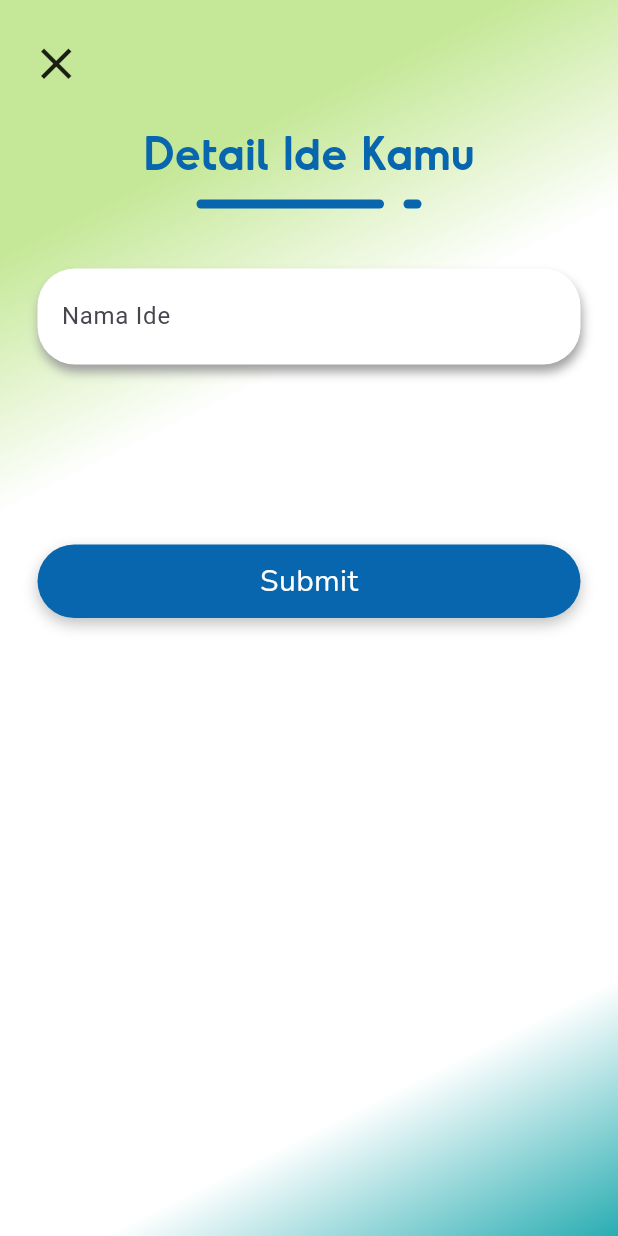
After one commit to ridomade/Goldonesia, a Flutter app: the IdeaOption screen opened directly, after a tap on an icon or button, on a phone screen of 412 x 824 dp. The commit adds this screen. Run offline on Flutter 3.47's test engine with Material 3 defaults, Android fonts, the phone set to English and light mode, and no system bars; our stand-ins replace cloud_firestore, file_picker, firebase_auth, firebase_core, firebase_storage, google_fonts and 1 more; accounts and stored records are empty.

Commit message:
added Big Picture Idea Page

```diff
--- a/lib/main.dart
+++ b/lib/main.dart
@@ -1,6 +1,7 @@
 import 'package:flutter/material.dart';
 import 'package:firebase_core/firebase_core.dart';
 import 'package:goldonesia/screen/beginningPage.dart';
+import 'package:goldonesia/screen/bigPicturePage.dart';
 import 'package:goldonesia/screen/ideaOptionPage.dart';
 import 'firebase_options.dart';
 
--- /dev/null
+++ b/lib/screen/bigPicturePage.dart
@@ -0,0 +1,133 @@
+import 'package:flutter/material.dart';
+import 'package:goldonesia/components/reusableTextfield.dart';
+import 'package:goldonesia/components/wideButton.dart';
+import 'package:goldonesia/constants/color.dart';
+
+class BigPicture extends StatelessWidget {
+  BigPicture({super.key});
+
+  final ideController = TextEditingController();
+
+  @override
+  Widget build(BuildContext context) {
+    return Container(
+      decoration: BoxDecoration(
+        gradient: LinearGradient(
+          begin: Alignment.topLeft,
+          end: Alignment.bottomRight,
+          colors: [lightGreen, lightGreen, white, white, white, white, teal],
+        ),
+      ),
+      child: Scaffold(
+        backgroundColor: Colors.transparent,
+        body: SafeArea(
+          child: SingleChildScrollView(
+            child: Center(
+              child: Column(
+                children: [
+                  const SizedBox(height: 25),
+                  Padding(
+                    padding: const EdgeInsets.only(left: 20.0),
+                    child: GestureDetector(
+                      onTap: () {
+                        Navigator.pop(context);
+                      },
+                      child: Row(
+                        mainAxisAlignment: MainAxisAlignment.start,
+                        children: [
+                          Icon(
+                            Icons.close,
+                            size: 35,
+                          ),
+                        ],
+                      ),
+                    ),
+                  ),
+
+                  const SizedBox(height: 20),
+
+                  Padding(
+                    padding: const EdgeInsets.symmetric(horizontal: 25),
+                    child: Column(
+                      mainAxisAlignment: MainAxisAlignment
+                          .center, // Center the column vertically
+                      crossAxisAlignment: CrossAxisAlignment
+                          .center, // Center the children horizontally
+                      children: [
+                        const Row(
+                          mainAxisAlignment: MainAxisAlignment
+                              .center, // Center the row horizontally
+                          children: [
+                            Text(
+                              "Detail Ide Kamu",
+                              style: TextStyle(
+                                fontFamily: 'Odudo-Soft',
+                                color: Color(0xFF0766AD),
+                                fontSize: 30,
+                                fontWeight: FontWeight.w600,
+                              ),
+                              textAlign: TextAlign
+                                  .center, // Center the text within the row
+                            ),
+                          ],
+                        ),
+                        const SizedBox(
+                          height: 10,
+                        ),
+                        Row(
+                          mainAxisAlignment: MainAxisAlignment
+                              .center, // Center the row horizontally
+                          children: [
+                            Row(
+                              children: [
+                                Container(
+                                  width: 125,
+                                  height: 6,
+                                  decoration: ShapeDecoration(
+                                    color: blue,
+                                    shape: RoundedRectangleBorder(
+                                      borderRadius: BorderRadius.circular(4),
+                                    ),
+                                  ),
+                                ),
+                                const SizedBox(width: 13),
+                                Container(
+                                  width: 12,
+                                  height: 6,
+                                  decoration: ShapeDecoration(
+                                    color: blue,
+                                    shape: RoundedRectangleBorder(
+                                      borderRadius: BorderRadius.circular(7),
+                                    ),
+                                  ),
+                                ),
+                              ],
+                            ),
+                          ],
+                        ),
+                      ],
+                    ),
+                  ),
+
+                  const SizedBox(height: 40),
+
+                  //Email
+                  ReusableTextField(
+                      label: "Nama Ide",
+                      controller: ideController,
+                      obscureText: false),
+
+                  SizedBox(height: 120),
+
+                  WideButton(text: "Submit", buttonColor: blue)
+
+                  //have an acoount? log in right away!
+                ],
+              ),
+            ),
+          ),
+        ),
+      ),
+    );
+  }
+}
--- a/lib/screen/ideaOptionPage.dart
+++ b/lib/screen/ideaOptionPage.dart
@@ -1,6 +1,7 @@
 import 'package:flutter/material.dart';
 import 'package:goldonesia/components/reusableContainer.dart';
 import 'package:goldonesia/constants/color.dart';
+import 'package:goldonesia/screen/bigPicturePage.dart';
 import 'package:google_fonts/google_fonts.dart';
 
 class IdeaOption extends StatelessWidget {
@@ -41,14 +42,11 @@ class IdeaOption extends StatelessWidget {
                   Padding(
                     padding: const EdgeInsets.symmetric(horizontal: 25),
                     child: Column(
-                      mainAxisAlignment: MainAxisAlignment
-                          .center, // Center the column vertically
-                      crossAxisAlignment: CrossAxisAlignment
-                          .center, // Center the children horizontally
+                      mainAxisAlignment: MainAxisAlignment.center,
+                      crossAxisAlignment: CrossAxisAlignment.center,
                       children: [
                         const Row(
-                          mainAxisAlignment: MainAxisAlignment
-                              .center, // Center the row horizontally
+                          mainAxisAlignment: MainAxisAlignment.center,
                           children: [
                             Text(
                               "Ayo Ajukan Ide Milikmu",
@@ -58,8 +56,7 @@ class IdeaOption extends StatelessWidget {
                                 fontSize: 30,
                                 fontWeight: FontWeight.w600,
                               ),
-                              textAlign: TextAlign
-                                  .center, // Center the text within the row
+                              textAlign: TextAlign.center,
                             ),
                           ],
                         ),
@@ -67,8 +64,7 @@ class IdeaOption extends StatelessWidget {
                           height: 10,
                         ),
                         Row(
-                          mainAxisAlignment: MainAxisAlignment
-                              .center, // Center the row horizontally
+                          mainAxisAlignment: MainAxisAlignment.center,
                           children: [
                             Row(
                               children: [
@@ -102,7 +98,14 @@ class IdeaOption extends StatelessWidget {
                   ),
                   ////////////////////////////
                   SizedBox(height: 50),
-                  Container(
+                  GestureDetector(
+                    onTap: () {
+                      Navigator.push(
+                        context,
+                        MaterialPageRoute(builder: (context) => BigPicture()),
+                      );
+                    },
+                    child: Container(
                       padding: EdgeInsets.all(10),
                       margin: EdgeInsets.symmetric(horizontal: 25),
                       decoration: BoxDecoration(
@@ -121,13 +124,11 @@ class IdeaOption extends StatelessWidget {
                         mainAxisAlignment: MainAxisAlignment.center,
                         children: [
                           Image.asset(
-                          'images/3.png', // Provide the correct image path
+                            'images/3.png',
                             width: 150,
                             height: 150,
                           ),
-                        SizedBox(
-                            width:
-                                10), // Adjust the spacing between image and text
+                          SizedBox(width: 10),
                           Column(
                             crossAxisAlignment: CrossAxisAlignment.center,
                             children: [
@@ -151,6 +152,7 @@ class IdeaOption extends StatelessWidget {
                             ],
                           ),
                         ],
+                      ),
                     ),
                   ),
 
@@ -195,11 +197,9 @@ class IdeaOption extends StatelessWidget {
                             ),
                           ],
                         ),
-                        SizedBox(
-                            width:
-                                10), // Adjust the spacing between image and text
+                        SizedBox(width: 10),
                         Image.asset(
-                          'images/4.png', // Provide the correct image path
+                          'images/4.png',
                           width: 150,
                           height: 150,
                         ),
```
Lines whose indentation alone changed are shown as unchanged.
